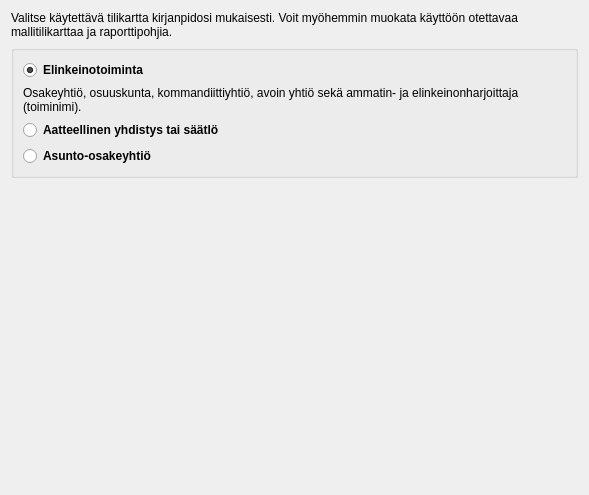
Above: kitupiikki/uusikirjanpito/uusitilikartta.ui from artoh/kitupiikki before the change. Below: the same form after it.
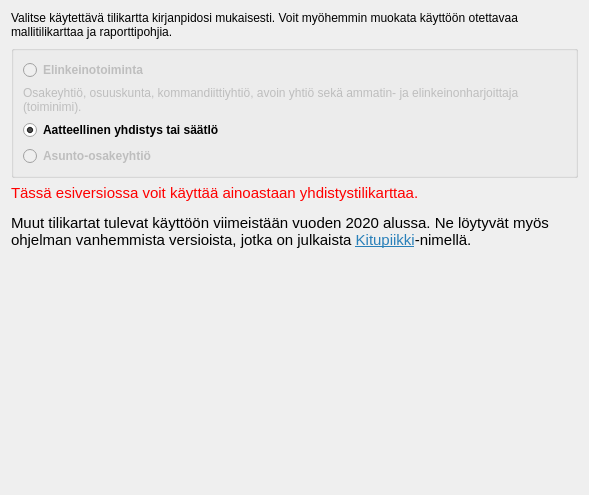
That is the form after the change. Icons and pictures are not drawn.

The edit to the form file:
```diff
--- a/kitupiikki/uusikirjanpito/uusitilikartta.ui
+++ b/kitupiikki/uusikirjanpito/uusitilikartta.ui
@@ -32,6 +32,9 @@
      <layout class="QVBoxLayout" name="verticalLayout">
       <item>
        <widget class="QRadioButton" name="elinkeinoRadio">
+        <property name="enabled">
+         <bool>false</bool>
+        </property>
         <property name="font">
          <font>
           <weight>75</weight>
@@ -46,12 +49,15 @@
           <normaloff>:/flat/coins.png</normaloff>:/flat/coins.png</iconset>
         </property>
         <property name="checked">
-         <bool>true</bool>
+         <bool>false</bool>
         </property>
        </widget>
       </item>
       <item>
        <widget class="QLabel" name="label_2">
+        <property name="enabled">
+         <bool>false</bool>
+        </property>
         <property name="text">
          <string>&lt;html&gt;&lt;head/&gt;&lt;body&gt;&lt;p&gt;Osakeyhtiö, osuuskunta, kommandiittiyhtiö, avoin yhtiö sekä ammatin- ja elinkeinonharjoittaja (toiminimi).&lt;/p&gt;&lt;/body&gt;&lt;/html&gt;</string>
         </property>
@@ -71,14 +77,16 @@
         <property name="text">
          <string>Aatteellinen yhdistys tai säätlö</string>
         </property>
-        <property name="icon">
-         <iconset resource="../pic/pic.qrc">
-          <normaloff>:/flat/teamwork.png</normaloff>:/flat/teamwork.png</iconset>
+        <property name="checked">
+         <bool>true</bool>
         </property>
        </widget>
       </item>
       <item>
        <widget class="QRadioButton" name="asoy">
+        <property name="enabled">
+         <bool>false</bool>
+        </property>
         <property name="font">
          <font>
           <weight>75</weight>
@@ -97,6 +105,16 @@
      </layout>
     </widget>
    </item>
+   <item>
+    <widget class="QLabel" name="label_3">
+     <property name="text">
+      <string>&lt;html&gt;&lt;head/&gt;&lt;body&gt;&lt;p&gt;&lt;span style=&quot; font-size:11pt; color:#ff0000;&quot;&gt;Tässä esiversiossa voit käyttää ainoastaan yhdistystilikarttaa.&lt;/span&gt;&lt;/p&gt;&lt;p&gt;&lt;span style=&quot; font-size:11pt;&quot;&gt;Muut tilikartat tulevat käyttöön viimeistään vuoden 2020 alussa. Ne löytyvät myös ohjelman vanhemmista versioista, jotka on julkaista &lt;/span&gt;&lt;a href=&quot;https://kitupiikki.info&quot;&gt;&lt;span style=&quot; font-size:11pt; text-decoration: underline; color:#2980b9;&quot;&gt;Kitupiikki&lt;/span&gt;&lt;/a&gt;&lt;span style=&quot; font-size:11pt;&quot;&gt;-nimellä.&lt;/span&gt;&lt;/p&gt;&lt;/body&gt;&lt;/html&gt;</string>
+     </property>
+     <property name="wordWrap">
+      <bool>true</bool>
+     </property>
+    </widget>
+   </item>
    <item>
     <spacer name="verticalSpacer">
      <property name="orientation">
```
Left out of the diff: 12 changed lines with no effect on the pictures.
